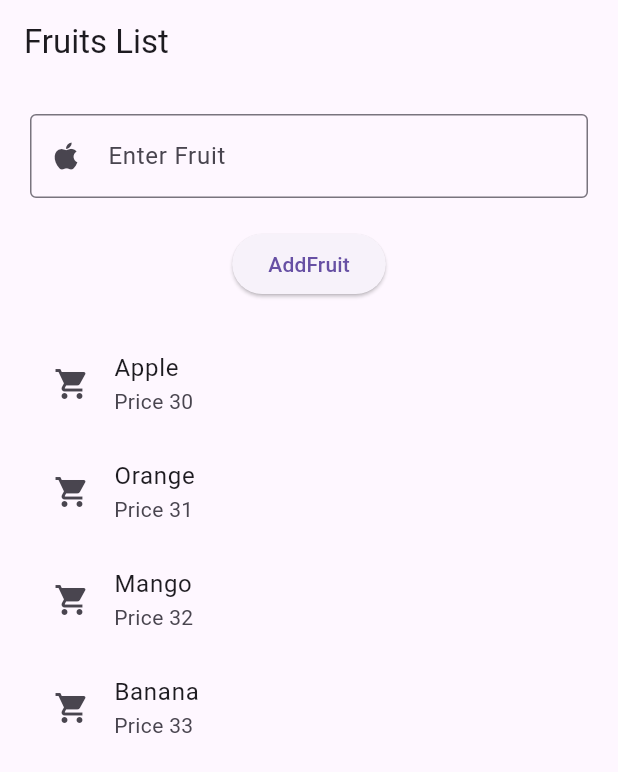
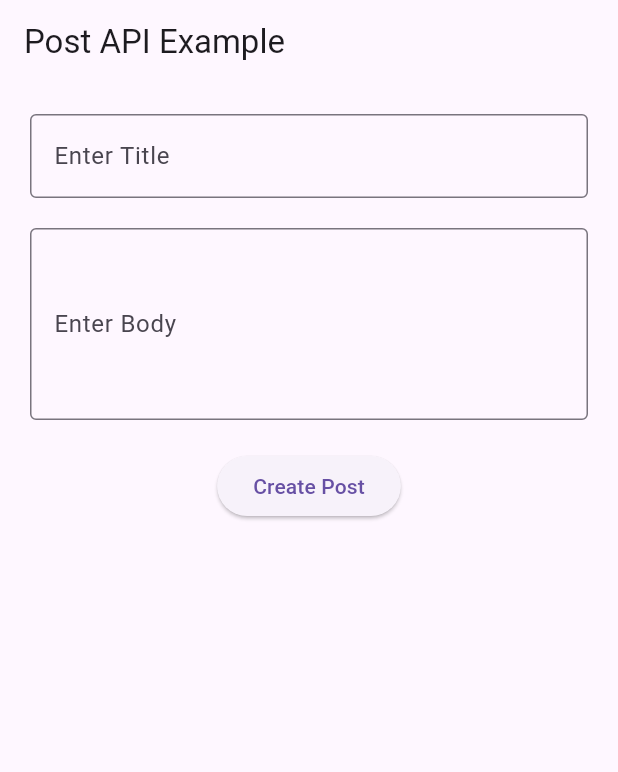
Before and after one commit to Sunil002-git/flutter_practice_app, a Flutter app: the screen it shows after launch, on a phone screen of 412 x 824 dp. Shown: the top 772 px of the screen. Run offline on Flutter 3.47's test engine with Material 3 defaults, Android fonts, the phone set to English and light mode, and no system bars.

Commit message:
Flutter Practice Done

```diff
--- /dev/null
+++ b/lib/api.dart
@@ -0,0 +1,145 @@
+import 'dart:convert';
+import 'package:flutter/material.dart';
+import 'package:http/http.dart' as http;
+
+// class ApiExample extends StatefulWidget {
+//   const ApiExample({super.key});
+
+//   @override
+//   State<ApiExample> createState() => _ApiExampleState();
+// }
+
+// class _ApiExampleState extends State<ApiExample> {
+//   List users = [];
+
+//   Future<void> fetchUsers() async {
+//     final response = await http.get(
+//       Uri.parse("https://jsonplaceholder.typicode.com/users"),
+//     );
+
+//     if (response.statusCode == 200) {
+//       setState(() {
+//         users = jsonDecode(response.body);
+//       });
+//     } else {
+//       // print("API Failed");
+//       ScaffoldMessenger.of(
+//         context,
+//       ).showSnackBar(const SnackBar(content: Text("Api Failed")));
+//     }
+//   }
+
+//   @override
+//   void initState() {
+//     super.initState();
+//     fetchUsers();
+//   }
+
+//   @override
+//   Widget build(BuildContext context) {
+//     return Scaffold(
+//       appBar: AppBar(title: const Text("API Example")),
+//       body: users.isEmpty
+//           ? const Center(child: CircularProgressIndicator())
+//           : ListView.builder(
+//               itemCount: users.length,
+//               itemBuilder: (context, index) {
+//                 return ListTile(
+//                   leading: const Icon(Icons.person),
+//                   title: Text(users[index]['name']),
+//                   subtitle: Text(users[index]['email']),
+//                 );
+//               },
+//             ),
+//     );
+//   }
+// }
+
+// Future<void> : This function takes time
+// Examples:
+// API calls
+// database calls
+// file loading
+
+// async: Functrions works asynchronously
+// Asynchronously means events, processes, or communication that happen not at the same time or speed
+
+// await http.get() : Wait until API finishes
+
+// jsonDecode() : Converts: JSON String into: Dart List/Map
+
+// initState() { : runs only once where build runs many times
+
+class PostApiExample extends StatefulWidget {
+  const PostApiExample({super.key});
+
+  @override
+  State<PostApiExample> createState() => _PostApiExampleState();
+}
+
+class _PostApiExampleState extends State<PostApiExample> {
+  TextEditingController titleController = TextEditingController();
+  TextEditingController bodyController = TextEditingController();
+
+  Future<void> createPost() async {
+    final response = await http.post(
+      Uri.parse("https://jsonplaceholder.typicode.com/posts"),
+      headers: {"Content-Type": "application/json"},
+
+      body: jsonEncode({
+        "title": titleController.text,
+        "body": bodyController.text,
+      }),
+    );
+    if (response.statusCode == 201) {
+      ScaffoldMessenger.of(
+        context,
+      ).showSnackBar(const SnackBar(content: Text("Post Created")));
+
+      titleController.clear();
+      bodyController.clear();
+    } else {
+      ScaffoldMessenger.of(
+        context,
+      ).showSnackBar(const SnackBar(content: Text("Failed")));
+    }
+  }
+
+  @override
+  Widget build(BuildContext context) {
+    return Scaffold(
+      appBar: AppBar(title: const Text("Post API Example")),
+      body: Padding(
+        padding: const EdgeInsets.all(20),
+        child: Column(
+          children: [
+            TextField(
+              controller: titleController,
+              decoration: const InputDecoration(
+                labelText: "Enter Title",
+                border: OutlineInputBorder(),
+              ),
+            ),
+            const SizedBox(height: 20),
+            TextField(
+              controller: bodyController,
+              maxLines: 4,
+              decoration: const InputDecoration(
+                labelText: "Enter Body",
+                border: OutlineInputBorder(),
+              ),
+            ),
+
+            const SizedBox(height: 20),
+            ElevatedButton(
+              onPressed: () {
+                createPost();
+              },
+              child: const Text("Create Post"),
+            ),
+          ],
+        ),
+      ),
+    );
+  }
+}
--- a/lib/main.dart
+++ b/lib/main.dart
@@ -1,4 +1,5 @@
 import 'package:flutter/material.dart';
+import 'package:stockfolio_mobile/api.dart';
 import 'column.dart';
 import 'listview.dart';
 
@@ -133,7 +134,7 @@ import 'listview.dart';
 // import 'practice.dart';
 // import 'practise_2.dart';
 // import 'stateful_widget.dart';
-import 'textfield.dart';
+import 'home.dart';
 
 void main() {
   runApp(
@@ -143,7 +144,7 @@ void main() {
       // home: RowPage(),
       // home: PaddingPage(),
       // home: PracticeApp(),
-      home: FruitsList(),
+      home: PostApiExample (),
     ),
   );
 }
--- a/pubspec.yaml
+++ b/pubspec.yaml
@@ -38,7 +38,7 @@ dependencies:
 dev_dependencies:
   flutter_test:
     sdk: flutter
-
+  http: ^1.2.1
   # The "flutter_lints" package below contains a set of recommended lints to
   # encourage good coding practices. The lint set provided by the package is
   # activated in the `analysis_options.yaml` file located at the root of your
```
Also changed, not shown: lib/home.dart (added, +30 -0 lines), lib/listview.dart (+20 -2 lines), lib/profile.dart (added, +21 -0 lines), lib/second_screen.dart (added, +20 -0 lines), pubspec.lock.
